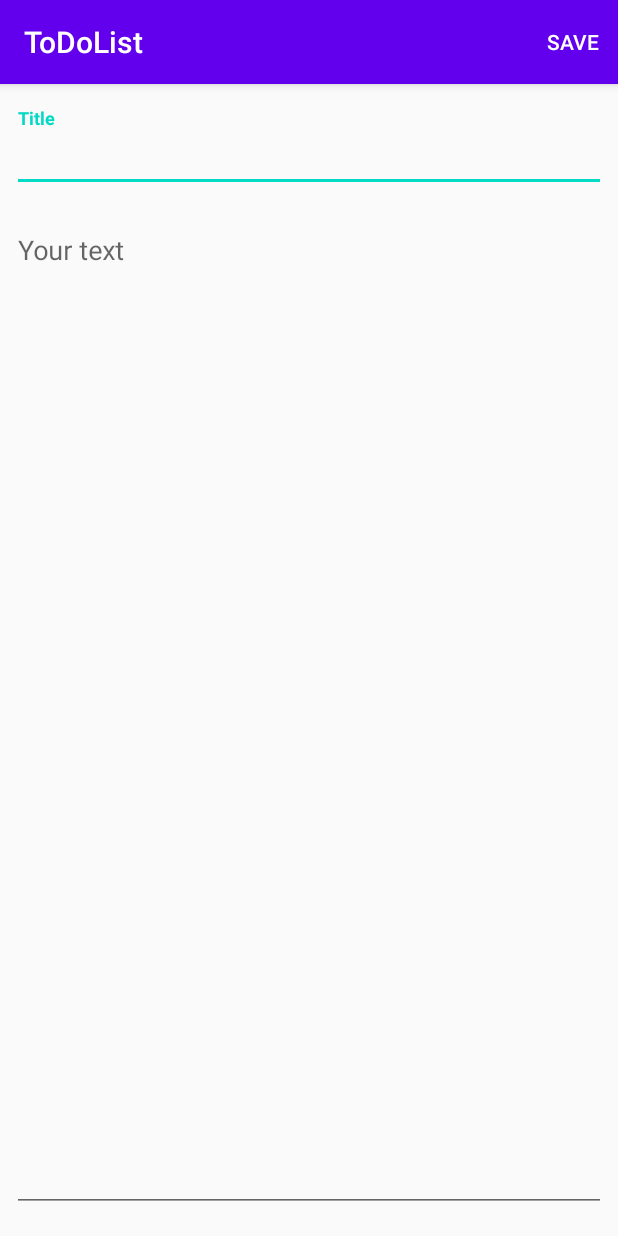
After one commit to AliceDmitrieva/ToDoList, an Android app: the CreateTodoTaskActivity screen opened directly, with no data from a screen before it, on a phone screen of 412 x 824 dp. The commit adds this screen. Run offline under Robolectric (Android 15) with nearby library versions, the phone set to English and light mode, and no system bars.

Commit message:
Implemented CreateTodoTaskActivity. Added menu.

```diff
--- a/app/src/main/AndroidManifest.xml
+++ b/app/src/main/AndroidManifest.xml
@@ -9,7 +9,8 @@
         android:roundIcon="@mipmap/ic_launcher_round"
         android:supportsRtl="true"
         android:theme="@style/AppTheme">
-        <activity android:name=".MainActivity">
+        <activity android:name=".ui.createtodotask.CreateTodoTaskActivity" />
+        <activity android:name=".ui.todotasks.TodoTasksActivity">
             <intent-filter>
                 <action android:name="android.intent.action.MAIN" />
 
--- /dev/null
+++ b/app/src/main/res/layout/activity_create_todotask.xml
@@ -0,0 +1,47 @@
+<?xml version="1.0" encoding="utf-8"?>
+<androidx.constraintlayout.widget.ConstraintLayout xmlns:android="http://schemas.android.com/apk/res/android"
+    android:layout_width="match_parent"
+    android:layout_height="match_parent">
+
+    <LinearLayout
+        android:layout_width="match_parent"
+        android:layout_height="match_parent"
+        android:orientation="vertical"
+        android:padding="@dimen/createTodotask_padding">
+
+        <com.google.android.material.textfield.TextInputLayout
+            android:id="@+id/titleTextTIL"
+            android:layout_width="match_parent"
+            android:layout_height="wrap_content"
+            android:layout_marginTop="@dimen/titleTextTIL_marginTop">
+
+            <EditText
+                android:id="@+id/titleEditText"
+                android:layout_width="match_parent"
+                android:layout_height="wrap_content"
+                android:gravity="start"
+                android:hint="@string/titleHint"
+                android:singleLine="true"
+                android:textStyle="bold" />
+
+        </com.google.android.material.textfield.TextInputLayout>
+
+        <com.google.android.material.textfield.TextInputLayout
+            android:id="@+id/todoTaskTextTIL"
+            android:layout_width="match_parent"
+            android:layout_height="0dp"
+            android:layout_marginTop="@dimen/todoTaskTextTIL_margin"
+            android:layout_marginBottom="@dimen/todoTaskTextTIL_margin"
+            android:layout_weight="1">
+
+            <EditText
+                android:id="@+id/todotaskTextEditText"
+                android:layout_width="match_parent"
+                android:layout_height="match_parent"
+                android:gravity="top"
+                android:hint="@string/textHint"
+                android:inputType="textMultiLine|textFilter" />
+        </com.google.android.material.textfield.TextInputLayout>
+
+    </LinearLayout>
+</androidx.constraintlayout.widget.ConstraintLayout>
--- /dev/null
+++ b/app/src/main/res/menu/menu.xml
@@ -0,0 +1,8 @@
+<?xml version="1.0" encoding="utf-8"?>
+<menu xmlns:android="http://schemas.android.com/apk/res/android"
+    xmlns:app="http://schemas.android.com/apk/res-auto">
+    <item
+        android:id="@+id/save_todotask"
+        android:title="@string/save"
+        app:showAsAction="ifRoom" />
+</menu>
--- a/app/src/main/res/values/strings.xml
+++ b/app/src/main/res/values/strings.xml
@@ -1,3 +1,8 @@
 <resources>
     <string name="app_name">ToDoList</string>
+    <string name="blankTitle">Title is blank</string>
+    <string name="blankText">Test is blank</string>
+    <string name="titleHint">Title</string>
+    <string name="textHint">Your text</string>
+    <string name="save">save</string>
 </resources>
```
Also changed, not shown: app/src/main/java/com/alisadmitrieva/todolist/ui/createtodotask/CreateTodoTaskActivity.kt (added, +78 -0 lines), app/src/main/java/com/alisadmitrieva/todolist/utils/Constants.kt (added, +8 -0 lines).
